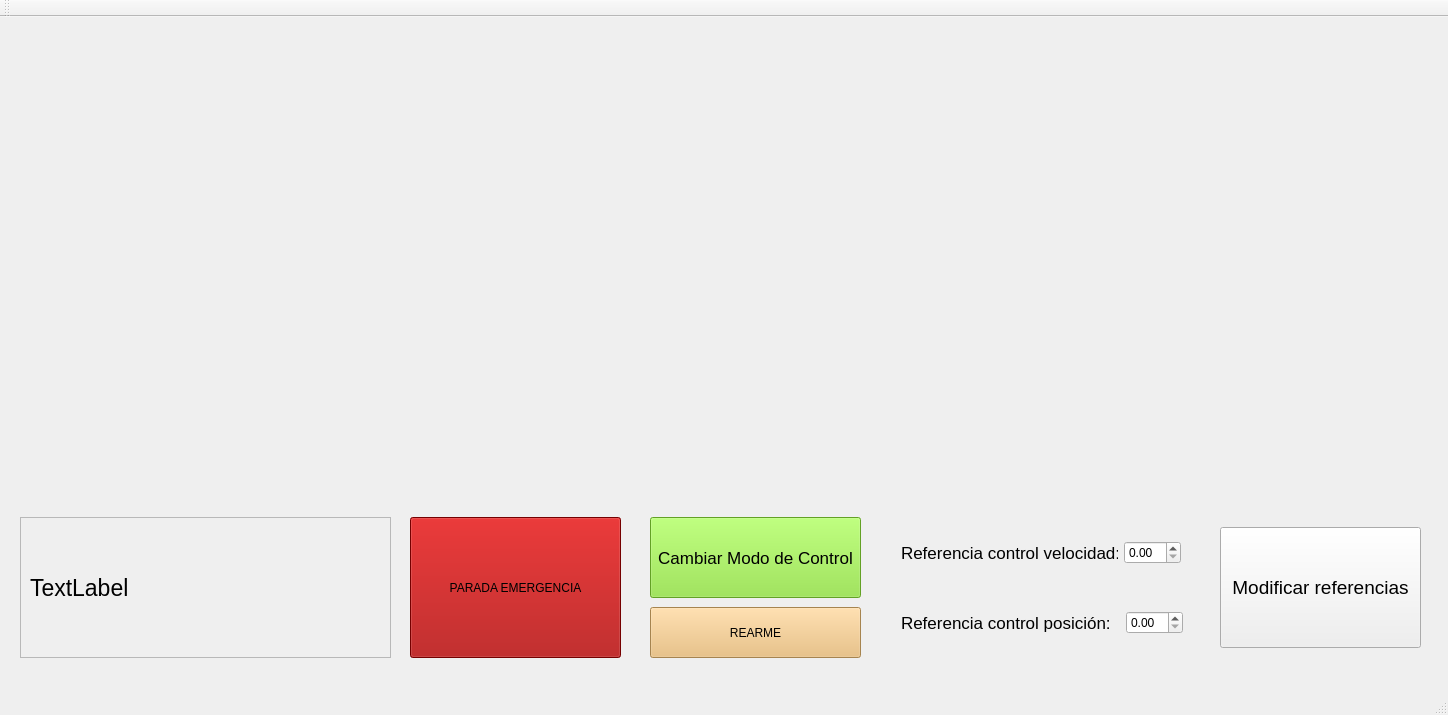
Before: the Qt Designer form mainwindow.ui in luisjogl/DC-motor-regulator, drawn with Qt 5.
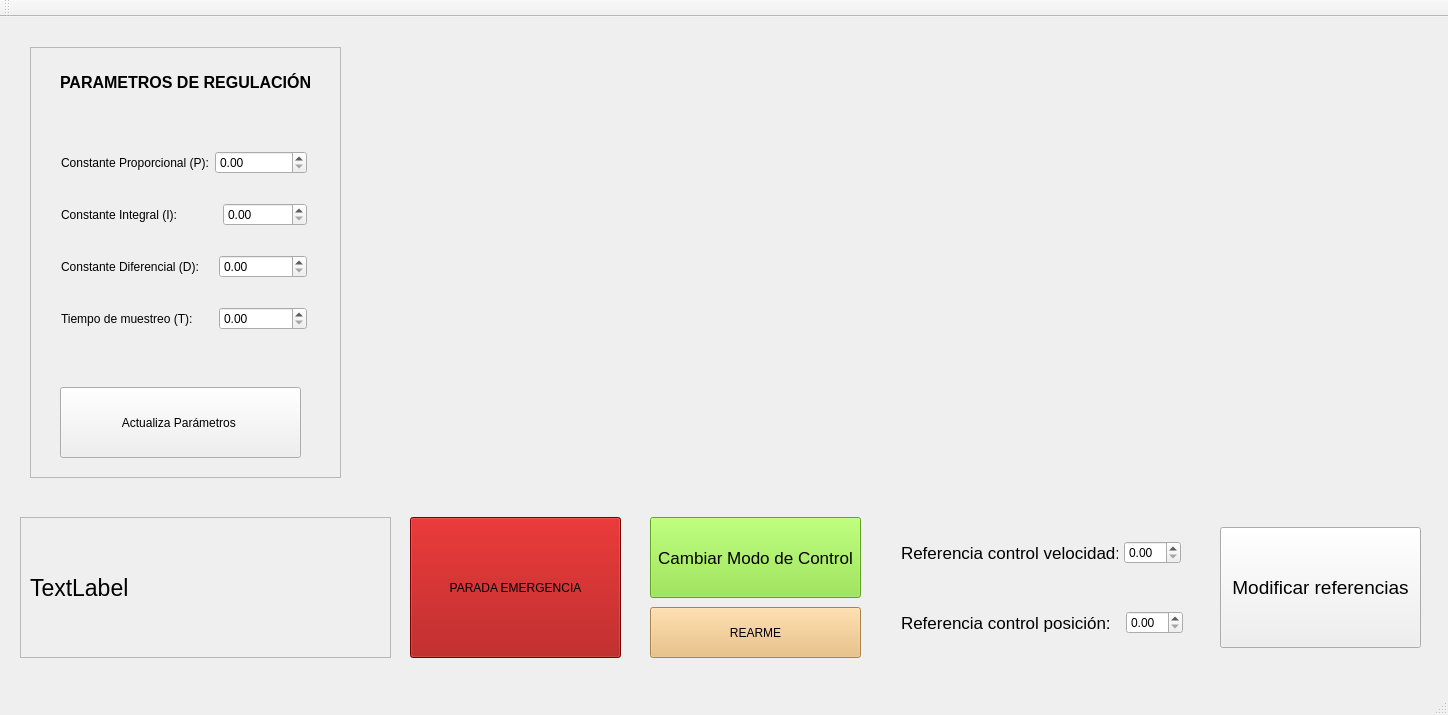
After: the same form once the commit is applied. Custom widgets are drawn as their Qt base class.

```diff
--- a/mainwindow.ui
+++ b/mainwindow.ui
@@ -1419,6 +1419,123 @@
      </property>
     </widget>
    </widget>
+   <widget class="QFrame" name="frame_2">
+    <property name="geometry">
+     <rect>
+      <x>30</x>
+      <y>30</y>
+      <width>311</width>
+      <height>431</height>
+     </rect>
+    </property>
+    <property name="frameShape">
+     <enum>QFrame::StyledPanel</enum>
+    </property>
+    <property name="frameShadow">
+     <enum>QFrame::Raised</enum>
+    </property>
+    <widget class="QPushButton" name="botonActualizaParams">
+     <property name="geometry">
+      <rect>
+       <x>30</x>
+       <y>340</y>
+       <width>241</width>
+       <height>71</height>
+      </rect>
+     </property>
+     <property name="text">
+      <string>Actualiza Parámetros </string>
+     </property>
+    </widget>
+    <widget class="QLabel" name="label">
+     <property name="geometry">
+      <rect>
+       <x>30</x>
+       <y>20</y>
+       <width>251</width>
+       <height>31</height>
+      </rect>
+     </property>
+     <property name="font">
+      <font>
+       <pointsize>12</pointsize>
+       <weight>75</weight>
+       <bold>true</bold>
+      </font>
+     </property>
+     <property name="text">
+      <string>PARAMETROS DE REGULACIÓN</string>
+     </property>
+    </widget>
+    <widget class="QWidget" name="layoutWidget">
+     <property name="geometry">
+      <rect>
+       <x>20</x>
+       <y>70</y>
+       <width>268</width>
+       <height>251</height>
+      </rect>
+     </property>
+     <layout class="QVBoxLayout" name="verticalLayout">
+      <item>
+       <layout class="QHBoxLayout" name="horizontalLayout_6">
+        <item>
+         <widget class="QLabel" name="label_2">
+          <property name="text">
+           <string>Constante Proporcional (P):</string>
+          </property>
+         </widget>
+        </item>
+        <item>
+         <widget class="QDoubleSpinBox" name="doubleSpinBoxP"/>
+        </item>
+       </layout>
+      </item>
+      <item>
+       <layout class="QHBoxLayout" name="horizontalLayout_5">
+        <item>
+         <widget class="QLabel" name="label_3">
+          <property name="text">
+           <string>Constante Integral (I):            </string>
+          </property>
+         </widget>
+        </item>
+        <item>
+         <widget class="QDoubleSpinBox" name="doubleSpinBoxI"/>
+        </item>
+       </layout>
+      </item>
+      <item>
+       <layout class="QHBoxLayout" name="horizontalLayout_4">
+        <item>
+         <widget class="QLabel" name="label_4">
+          <property name="text">
+           <string>Constante Diferencial (D):    </string>
+          </property>
+         </widget>
+        </item>
+        <item>
+         <widget class="QDoubleSpinBox" name="doubleSpinBoxD"/>
+        </item>
+       </layout>
+      </item>
+      <item>
+       <layout class="QHBoxLayout" name="horizontalLayout_3">
+        <item>
+         <widget class="QLabel" name="label_5">
+          <property name="text">
+           <string>Tiempo de muestreo (T):      </string>
+          </property>
+         </widget>
+        </item>
+        <item>
+         <widget class="QDoubleSpinBox" name="doubleSpinBoxT"/>
+        </item>
+       </layout>
+      </item>
+     </layout>
+    </widget>
+   </widget>
   </widget>
   <widget class="QMenuBar" name="menuBar">
    <property name="geometry">
```
Left out of the diff: 2 changed lines with no effect on the pictures.
